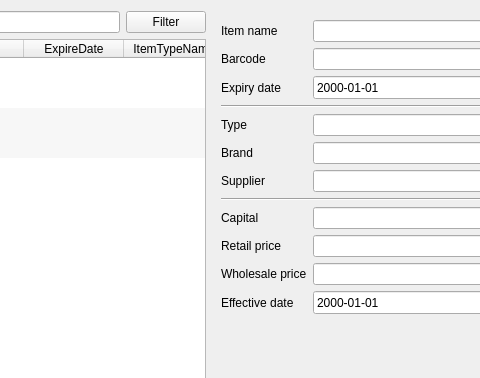
Old version of the form app/views/templates/generated/ManageProduct.ui in the repository rondalefloyd/mts-pos; both pictures show x 288 to 768 and y 0 to 378 of the 994 by 583 pixel window.
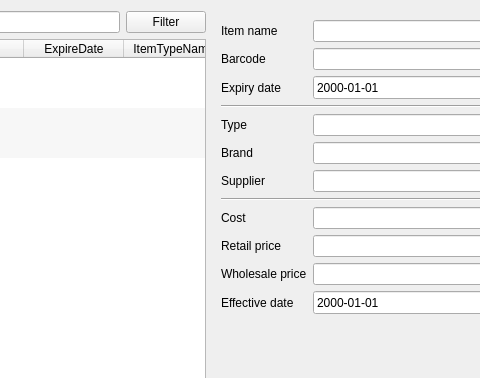
New version of the form.

Patch:
```diff
--- a/app/views/templates/generated/ManageProduct.ui
+++ b/app/views/templates/generated/ManageProduct.ui
@@ -378,7 +378,7 @@
           <item row="8" column="0">
            <widget class="QLabel" name="label_10">
             <property name="text">
-             <string>Capital</string>
+             <string>Cost</string>
             </property>
            </widget>
           </item>
```
Left out of the diff: 4 changed lines with no effect on the pictures.
